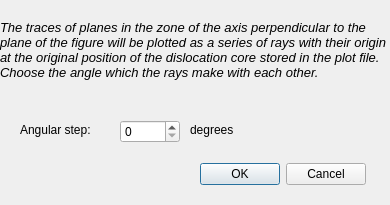
Above: ui/dshowplanes.ui from dmt4/ddplot before the change. Below: the same form after it.
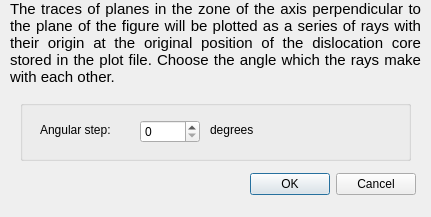
That is the form after the change.

The edit to the form file:
```diff
--- a/ui/dshowplanes.ui
+++ b/ui/dshowplanes.ui
@@ -6,39 +6,20 @@
    <rect>
     <x>0</x>
     <y>0</y>
-    <width>390</width>
-    <height>205</height>
+    <width>431</width>
+    <height>217</height>
    </rect>
   </property>
   <property name="windowTitle">
    <string>Show traces of planes</string>
   </property>
-  <widget class="QLabel" name="TextLabel2">
-   <property name="geometry">
-    <rect>
-     <x>20</x>
-     <y>120</y>
-     <width>90</width>
-     <height>20</height>
-    </rect>
-   </property>
-   <property name="text">
-    <string>Angular step:</string>
-   </property>
-   <property name="textFormat">
-    <enum>Qt::AutoText</enum>
-   </property>
-   <property name="wordWrap">
-    <bool>false</bool>
-   </property>
-  </widget>
   <widget class="QLabel" name="TextLabel1">
    <property name="geometry">
     <rect>
-     <x>0</x>
+     <x>10</x>
      <y>0</y>
-     <width>391</width>
-     <height>100</height>
+     <width>411</width>
+     <height>101</height>
     </rect>
    </property>
    <property name="autoFillBackground">
@@ -48,14 +29,14 @@
     <string>&lt;!DOCTYPE HTML PUBLIC &quot;-//W3C//DTD HTML 4.0//EN&quot; &quot;http://www.w3.org/TR/REC-html40/strict.dtd&quot;&gt;
 &lt;html&gt;&lt;head&gt;&lt;meta name=&quot;qrichtext&quot; content=&quot;1&quot; /&gt;&lt;style type=&quot;text/css&quot;&gt;
 p, li { white-space: pre-wrap; }
-&lt;/style&gt;&lt;/head&gt;&lt;body style=&quot; font-family:'Sans'; font-size:10pt; font-weight:400; font-style:normal;&quot;&gt;
-&lt;p style=&quot; margin-top:0px; margin-bottom:0px; margin-left:0px; margin-right:0px; -qt-block-indent:0; text-indent:0px;&quot;&gt;&lt;span style=&quot; font-style:italic;&quot;&gt;The traces of planes in the zone of the axis perpendicular to the plane of the figure will be plotted as a series of rays with their origin at the original position of the dislocation core stored in the plot file. Choose the angle which the rays make with each other.&lt;/span&gt;&lt;/p&gt;&lt;/body&gt;&lt;/html&gt;</string>
+&lt;/style&gt;&lt;/head&gt;&lt;body style=&quot; font-family:'Ubuntu'; font-size:11pt; font-weight:400; font-style:normal;&quot;&gt;
+&lt;p align=&quot;justify&quot; style=&quot; margin-top:0px; margin-bottom:0px; margin-left:0px; margin-right:0px; -qt-block-indent:0; text-indent:0px;&quot;&gt;The traces of planes in the zone of the axis perpendicular to the plane of the figure will be plotted as a series of rays with their origin at the original position of the dislocation core stored in the plot file. Choose the angle which the rays make with each other.&lt;/p&gt;&lt;/body&gt;&lt;/html&gt;</string>
    </property>
    <property name="textFormat">
     <enum>Qt::RichText</enum>
    </property>
    <property name="alignment">
-    <set>Qt::AlignLeading|Qt::AlignLeft|Qt::AlignVCenter</set>
+    <set>Qt::AlignLeading|Qt::AlignLeft|Qt::AlignTop</set>
    </property>
    <property name="wordWrap">
     <bool>true</bool>
@@ -64,27 +45,36 @@
     <number>5</number>
    </property>
   </widget>
-  <widget class="QLabel" name="textLabel1">
+  <widget class="QDialogButtonBox" name="buttonBox">
    <property name="geometry">
     <rect>
-     <x>190</x>
-     <y>120</y>
-     <width>61</width>
-     <height>20</height>
+     <x>240</x>
+     <y>170</y>
+     <width>176</width>
+     <height>28</height>
     </rect>
    </property>
-   <property name="text">
-    <string>degrees</string>
-   </property>
-   <property name="wordWrap">
-    <bool>false</bool>
+   <property name="standardButtons">
+    <set>QDialogButtonBox::Cancel|QDialogButtonBox::Ok</set>
    </property>
   </widget>
+  <widget class="QGroupBox" name="groupBox">
+   <property name="geometry">
+    <rect>
+     <x>20</x>
+     <y>100</y>
+     <width>391</width>
+     <height>61</height>
+    </rect>
+   </property>
+   <property name="title">
+    <string/>
+   </property>
   <widget class="QSpinBox" name="angle">
    <property name="geometry">
     <rect>
      <x>120</x>
-     <y>120</y>
+      <y>20</y>
      <width>60</width>
      <height>23</height>
     </rect>
@@ -96,18 +86,41 @@
     <number>5</number>
    </property>
   </widget>
-  <widget class="QDialogButtonBox" name="buttonBox">
+   <widget class="QLabel" name="textLabel1">
    <property name="geometry">
     <rect>
      <x>190</x>
-     <y>160</y>
-     <width>176</width>
-     <height>28</height>
-    </rect>
-   </property>
-   <property name="standardButtons">
-    <set>QDialogButtonBox::Cancel|QDialogButtonBox::Ok</set>
-   </property>
+      <y>20</y>
+      <width>61</width>
+      <height>20</height>
+     </rect>
+    </property>
+    <property name="text">
+     <string>degrees</string>
+    </property>
+    <property name="wordWrap">
+     <bool>false</bool>
+    </property>
+   </widget>
+   <widget class="QLabel" name="TextLabel2">
+    <property name="geometry">
+     <rect>
+      <x>20</x>
+      <y>20</y>
+      <width>90</width>
+      <height>20</height>
+     </rect>
+    </property>
+    <property name="text">
+     <string>Angular step:</string>
+    </property>
+    <property name="textFormat">
+     <enum>Qt::AutoText</enum>
+    </property>
+    <property name="wordWrap">
+     <bool>false</bool>
+    </property>
+   </widget>
   </widget>
  </widget>
  <layoutdefault spacing="6" margin="11"/>
```
Lines whose indentation alone changed are shown as unchanged.
